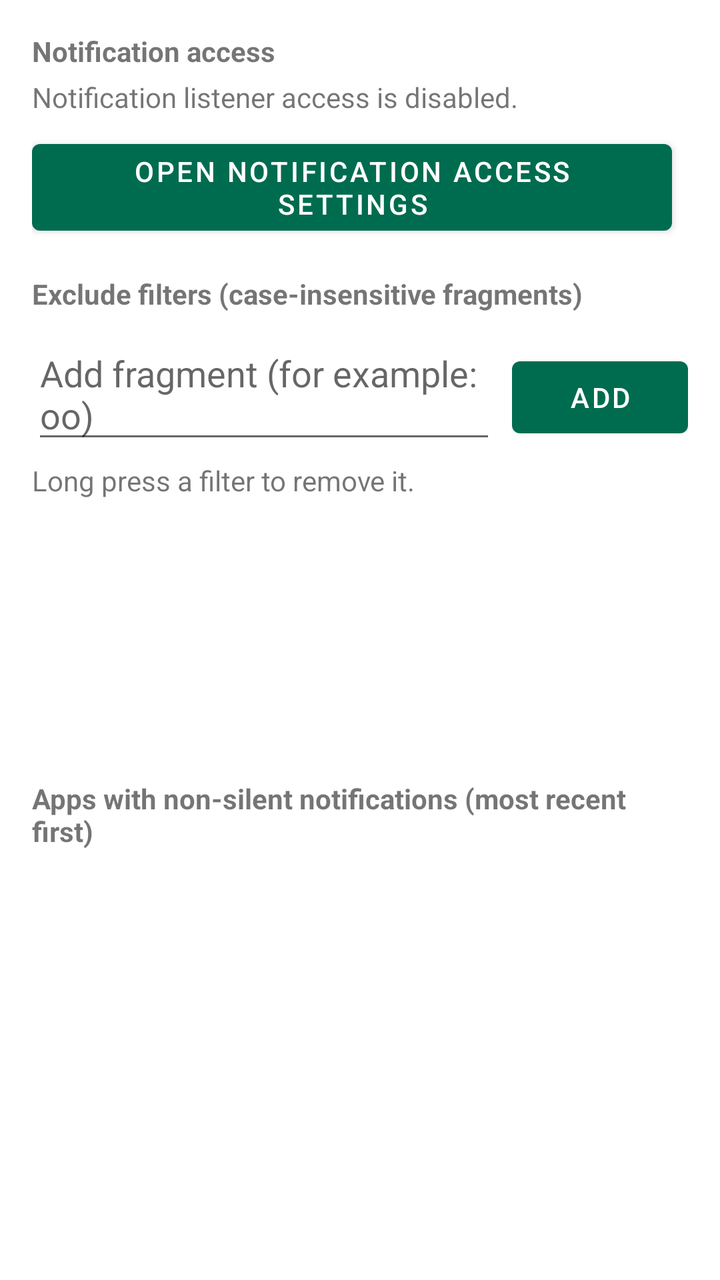
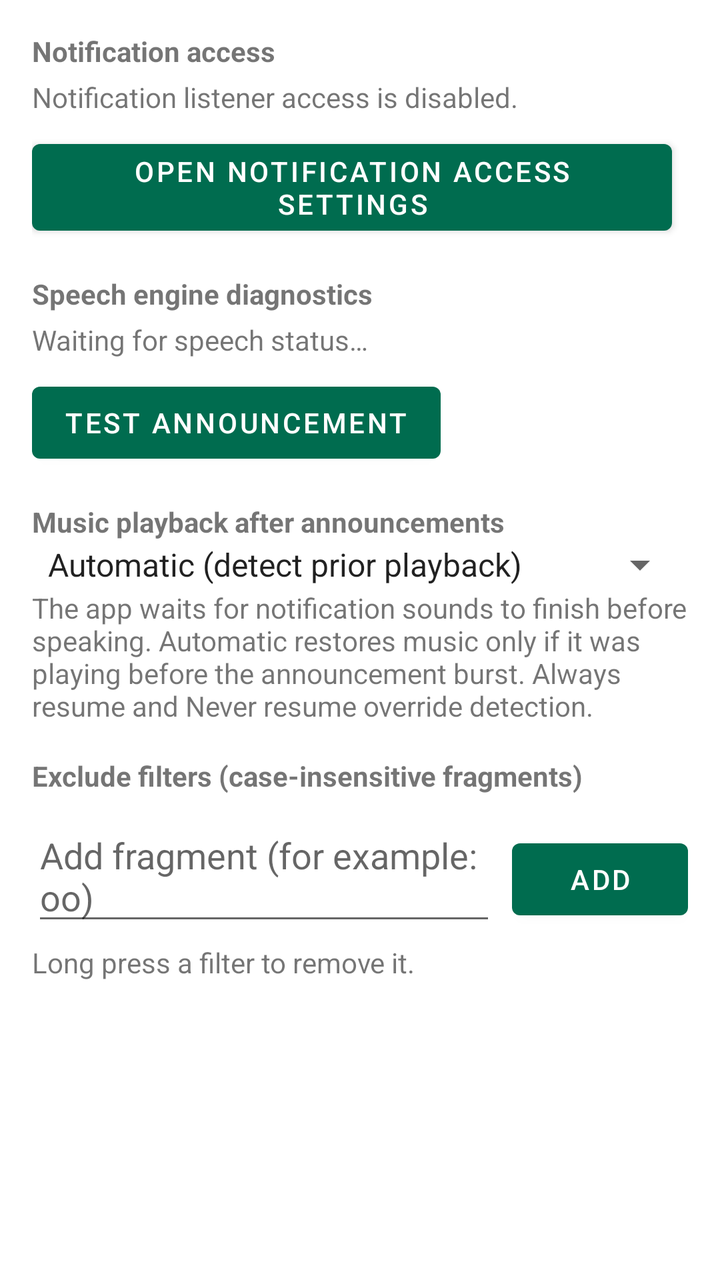

Screens rendered from an Android XML layout before and after an edit, with the pre-edit source and the edit as a unified diff.
<!-- AndroidManifest.xml: application theme Theme.NotificationAnnouncer -->
<!-- res/layout/activity_main.xml -->
<?xml version="1.0" encoding="utf-8"?>
<LinearLayout xmlns:android="http://schemas.android.com/apk/res/android"
    android:layout_width="match_parent"
    android:layout_height="match_parent"
    android:orientation="vertical"
    android:padding="16dp">

    <TextView
        android:layout_width="match_parent"
        android:layout_height="wrap_content"
        android:text="@string/notification_access_title"
        android:textStyle="bold" />

    <TextView
        android:id="@+id/notificationAccessStatus"
        android:layout_width="match_parent"
        android:layout_height="wrap_content"
        android:layout_marginTop="4dp"
        android:text="@string/notification_access_disabled" />

    <Button
        android:id="@+id/notificationAccessButton"
        android:layout_width="wrap_content"
        android:layout_height="wrap_content"
        android:layout_marginTop="8dp"
        android:text="@string/open_notification_access" />

    <TextView
        android:layout_width="match_parent"
        android:layout_height="wrap_content"
        android:layout_marginTop="16dp"
        android:text="@string/exclude_filters_title"
        android:textStyle="bold" />

    <LinearLayout
        android:layout_width="match_parent"
        android:layout_height="wrap_content"
        android:layout_marginTop="8dp"
        android:orientation="horizontal">

        <EditText
            android:id="@+id/filterInput"
            android:layout_width="0dp"
            android:layout_height="wrap_content"
            android:layout_weight="1"
            android:hint="@string/filter_hint" />

        <Button
            android:id="@+id/addFilterButton"
            android:layout_width="wrap_content"
            android:layout_height="wrap_content"
            android:layout_marginStart="8dp"
            android:text="@string/add_filter" />
    </LinearLayout>

    <TextView
        android:layout_width="match_parent"
        android:layout_height="wrap_content"
        android:layout_marginTop="4dp"
        android:text="@string/remove_filter_hint" />

    <ListView
        android:id="@+id/excludeFiltersList"
        android:layout_width="match_parent"
        android:layout_height="120dp"
        android:layout_marginTop="4dp" />

    <TextView
        android:layout_width="match_parent"
        android:layout_height="wrap_content"
        android:layout_marginTop="16dp"
        android:text="@string/apps_title"
        android:textStyle="bold" />

    <androidx.recyclerview.widget.RecyclerView
        android:id="@+id/appsRecyclerView"
        android:layout_width="match_parent"
        android:layout_height="0dp"
        android:layout_weight="1"
        android:layout_marginTop="8dp" />

</LinearLayout>
<!-- resources referenced by this layout -->
<resources>
  <string name="add_filter">Add</string>
  <string name="apps_title">Apps with non-silent notifications (most recent first)</string>
  <string name="exclude_filters_title">Exclude filters (case-insensitive fragments)</string>
  <string name="filter_hint">Add fragment (for example: oo)</string>
  <string name="notification_access_disabled">Notification listener access is disabled.</string>
  <string name="notification_access_title">Notification access</string>
  <string name="open_notification_access">Open notification access settings</string>
  <string name="remove_filter_hint">Long press a filter to remove it.</string>
  <style name="Theme.NotificationAnnouncer" parent="Theme.MaterialComponents.DayNight.DarkActionBar">
          <item name="colorPrimary">#006C4F</item>
          <item name="colorPrimaryVariant">#004D37</item>
          <item name="colorOnPrimary">#FFFFFF</item>
      </style>
</resources>

<!-- the commit's change to res/layout/activity_main.xml (unified diff, before → after) -->
@@ -24,6 +24,46 @@
         android:layout_height="wrap_content"
         android:layout_marginTop="8dp"
         android:text="@string/open_notification_access" />
+
+    <TextView
+        android:layout_width="match_parent"
+        android:layout_height="wrap_content"
+        android:layout_marginTop="16dp"
+        android:text="@string/speech_diagnostics_title"
+        android:textStyle="bold" />
+
+    <TextView
+        android:id="@+id/speechStatus"
+        android:layout_width="match_parent"
+        android:layout_height="wrap_content"
+        android:layout_marginTop="4dp"
+        android:text="@string/speech_diagnostics_waiting" />
+
+    <Button
+        android:id="@+id/testSpeechButton"
+        android:layout_width="wrap_content"
+        android:layout_height="wrap_content"
+        android:layout_marginTop="8dp"
+        android:text="@string/test_speech_button" />
+
+    <TextView
+        android:layout_width="match_parent"
+        android:layout_height="wrap_content"
+        android:layout_marginTop="16dp"
+        android:text="@string/music_resume_mode_title"
+        android:textStyle="bold" />
+
+    <Spinner
+        android:id="@+id/musicResumeModeSpinner"
+        android:layout_width="match_parent"
+        android:layout_height="wrap_content"
+        android:contentDescription="@string/music_resume_mode_title"
+        android:entries="@array/music_resume_mode_options" />
+
+    <TextView
+        android:layout_width="match_parent"
+        android:layout_height="wrap_content"
+        android:text="@string/music_resume_mode_description" />
 
     <TextView
         android:layout_width="match_parent"
<!-- resource entries referenced after the edit -->
@@ -1,13 +1,23 @@
 <!-- resources referenced by this layout -->
 <resources>
+  <string-array name="music_resume_mode_options">
+          <item>Automatic (detect prior playback)</item>
+          <item>Always resume music</item>
+          <item>Never resume music</item>
+      </string-array>
   <string name="add_filter">Add</string>
   <string name="apps_title">Apps with non-silent notifications (most recent first)</string>
   <string name="exclude_filters_title">Exclude filters (case-insensitive fragments)</string>
   <string name="filter_hint">Add fragment (for example: oo)</string>
+  <string name="music_resume_mode_description">The app waits for notification sounds to finish before speaking. Automatic restores music only if it was playing before the announcement burst. Always resume and Never resume override detection.</string>
+  <string name="music_resume_mode_title">Music playback after announcements</string>
   <string name="notification_access_disabled">Notification listener access is disabled.</string>
   <string name="notification_access_title">Notification access</string>
   <string name="open_notification_access">Open notification access settings</string>
   <string name="remove_filter_hint">Long press a filter to remove it.</string>
+  <string name="speech_diagnostics_title">Speech engine diagnostics</string>
+  <string name="speech_diagnostics_waiting">Waiting for speech status…</string>
+  <string name="test_speech_button">Test announcement</string>
   <style name="Theme.NotificationAnnouncer" parent="Theme.MaterialComponents.DayNight.DarkActionBar">
           <item name="colorPrimary">#006C4F</item>
           <item name="colorPrimaryVariant">#004D37</item>
